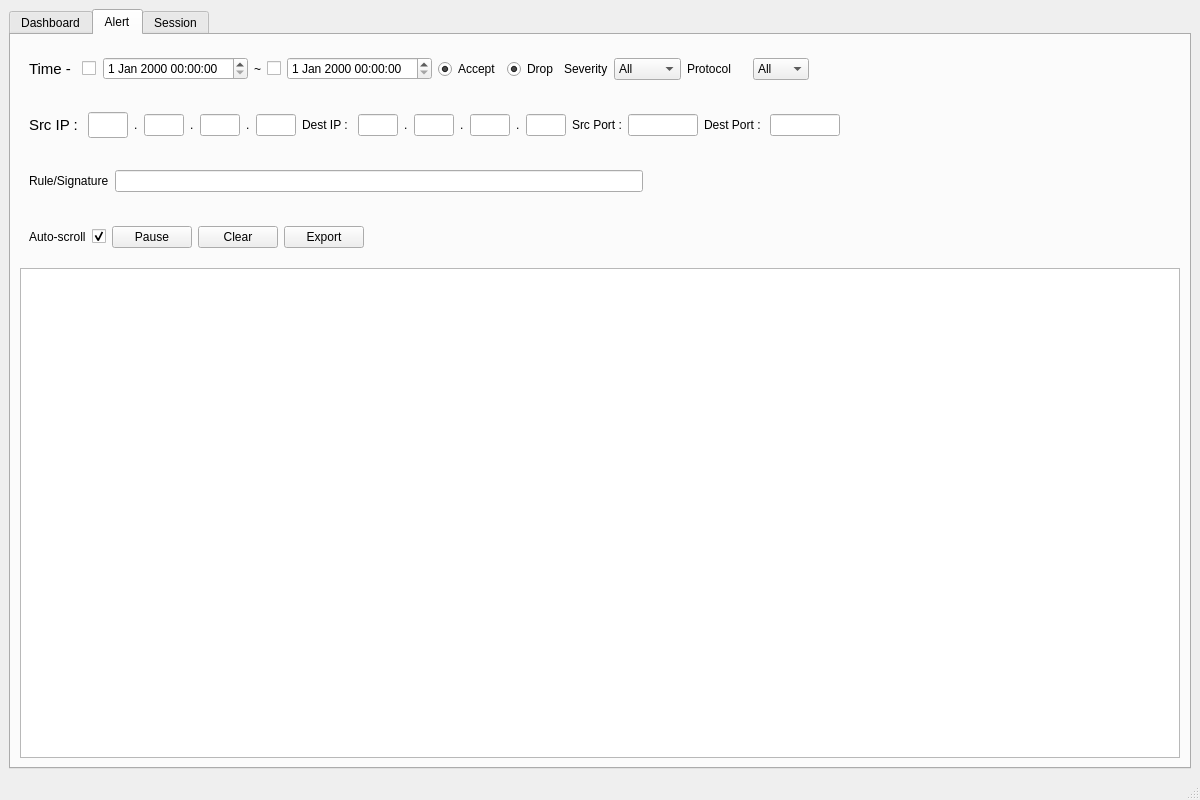
Before: the Qt Designer form forms/mainwindow.ui in Henry93s/Argus_IPS_Client, drawn with Qt 5.
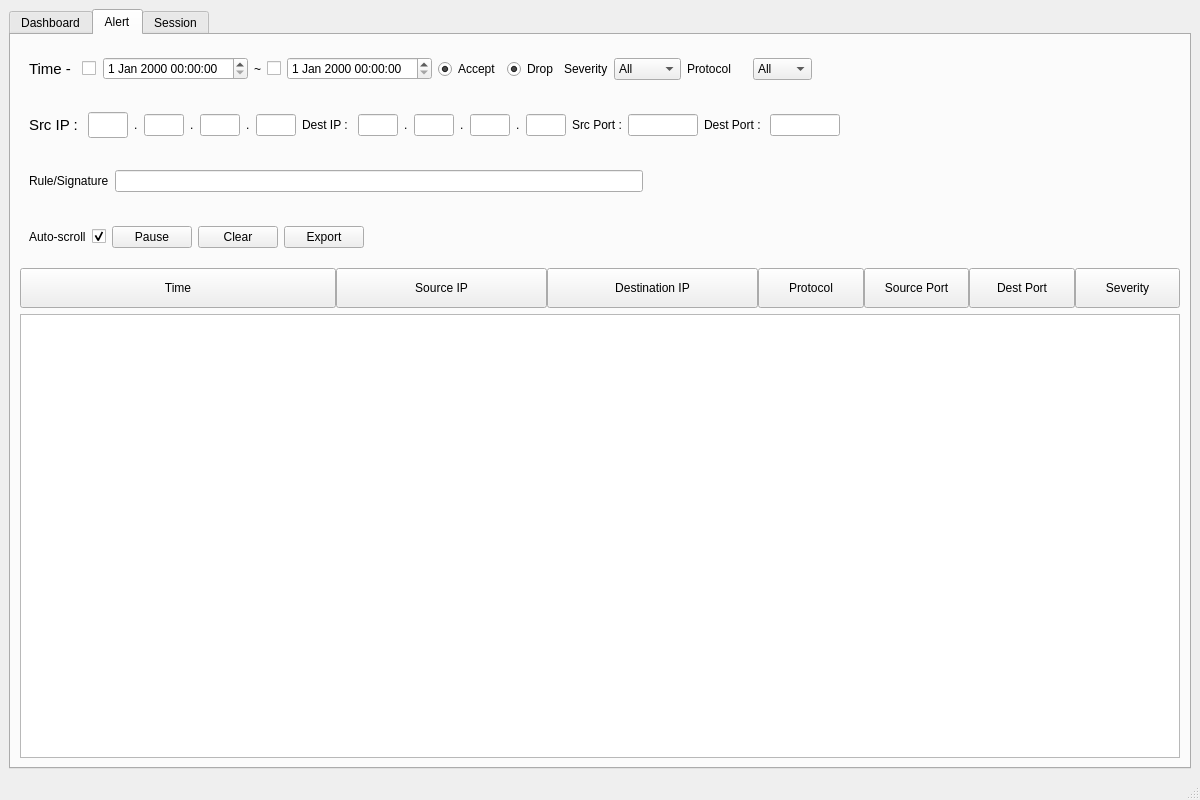
After: the same form once the commit is applied.

```diff
--- a/forms/mainwindow.ui
+++ b/forms/mainwindow.ui
@@ -388,7 +388,7 @@
              </item>
              <item>
               <property name="text">
-               <string>Http</string>
+               <string>ICMP</string>
               </property>
              </item>
             </widget>
@@ -889,6 +889,136 @@
           </layout>
          </widget>
         </item>
+        <item>
+         <widget class="QWidget" name="SortWidget" native="true">
+          <property name="sizePolicy">
+           <sizepolicy hsizetype="Preferred" vsizetype="Maximum">
+            <horstretch>0</horstretch>
+            <verstretch>0</verstretch>
+           </sizepolicy>
+          </property>
+          <property name="minimumSize">
+           <size>
+            <width>0</width>
+            <height>40</height>
+           </size>
+          </property>
+          <property name="maximumSize">
+           <size>
+            <width>16777215</width>
+            <height>50</height>
+           </size>
+          </property>
+          <layout class="QHBoxLayout" name="horizontalLayout_6" stretch="3,2,2,1,1,1,1">
+           <property name="spacing">
+            <number>0</number>
+           </property>
+           <property name="leftMargin">
+            <number>0</number>
+           </property>
+           <property name="topMargin">
+            <number>0</number>
+           </property>
+           <property name="rightMargin">
+            <number>0</number>
+           </property>
+           <property name="bottomMargin">
+            <number>0</number>
+           </property>
+           <item>
+            <widget class="QPushButton" name="TimeSort">
+             <property name="sizePolicy">
+              <sizepolicy hsizetype="Minimum" vsizetype="Expanding">
+               <horstretch>0</horstretch>
+               <verstretch>0</verstretch>
+              </sizepolicy>
+             </property>
+             <property name="text">
+              <string>Time</string>
+             </property>
+            </widget>
+           </item>
+           <item>
+            <widget class="QPushButton" name="SourceIPSort">
+             <property name="sizePolicy">
+              <sizepolicy hsizetype="Minimum" vsizetype="Expanding">
+               <horstretch>0</horstretch>
+               <verstretch>0</verstretch>
+              </sizepolicy>
+             </property>
+             <property name="text">
+              <string>Source IP</string>
+             </property>
+            </widget>
+           </item>
+           <item>
+            <widget class="QPushButton" name="DestinationIPSort">
+             <property name="sizePolicy">
+              <sizepolicy hsizetype="Minimum" vsizetype="Expanding">
+               <horstretch>0</horstretch>
+               <verstretch>0</verstretch>
+              </sizepolicy>
+             </property>
+             <property name="text">
+              <string>Destination IP</string>
+             </property>
+            </widget>
+           </item>
+           <item>
+            <widget class="QPushButton" name="ProtocolIP">
+             <property name="sizePolicy">
+              <sizepolicy hsizetype="Minimum" vsizetype="Expanding">
+               <horstretch>0</horstretch>
+               <verstretch>0</verstretch>
+              </sizepolicy>
+             </property>
+             <property name="text">
+              <string>Protocol</string>
+             </property>
+            </widget>
+           </item>
+           <item>
+            <widget class="QPushButton" name="SourcePortSort">
+             <property name="sizePolicy">
+              <sizepolicy hsizetype="Minimum" vsizetype="Expanding">
+               <horstretch>0</horstretch>
+               <verstretch>0</verstretch>
+              </sizepolicy>
+             </property>
+             <property name="text">
+              <string>Source Port</string>
+             </property>
+            </widget>
+           </item>
+           <item>
+            <widget class="QPushButton" name="DestinationPortSort">
+             <property name="sizePolicy">
+              <sizepolicy hsizetype="Minimum" vsizetype="Expanding">
+               <horstretch>0</horstretch>
+               <verstretch>0</verstretch>
+              </sizepolicy>
+             </property>
+             <property name="text">
+              <string>Dest Port</string>
+             </property>
+            </widget>
+           </item>
+           <item>
+            <widget class="QPushButton" name="SeveritySort">
+             <property name="sizePolicy">
+              <sizepolicy hsizetype="Minimum" vsizetype="Expanding">
+               <horstretch>0</horstretch>
+               <verstretch>0</verstretch>
+              </sizepolicy>
+             </property>
+             <property name="text">
+              <string>Severity</string>
+             </property>
+            </widget>
+           </item>
+          </layout>
+         </widget>
+        </item>
         <item>
          <widget class="QListWidget" name="AlertList"/>
         </item>
```
